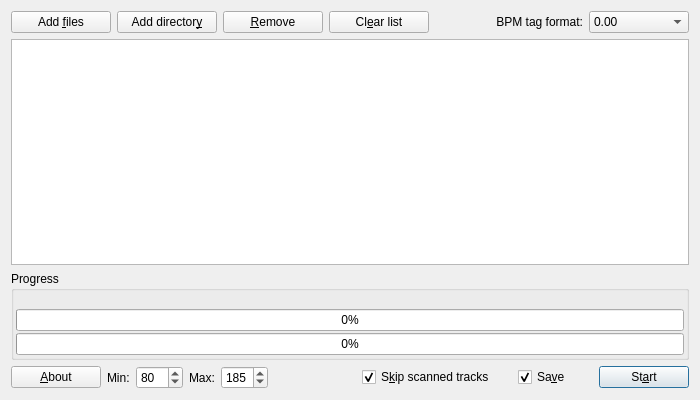
The window that src/dlgbpmdetectdlg.ui (Tatsh/bpmdetect) describes before a commit, drawn with Qt 5.
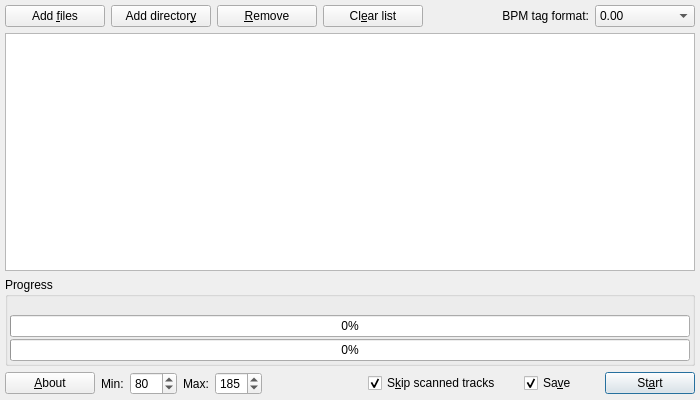
The same window after the commit. Icons and pictures are not drawn. Custom widgets are drawn as their Qt base class.

Commit message: Added window icon

The edit to the form file:
```diff
--- a/src/dlgbpmdetectdlg.ui
+++ b/src/dlgbpmdetectdlg.ui
@@ -28,6 +28,18 @@
    <iconset/>
   </property>
   <layout class="QGridLayout" >
+   <property name="leftMargin" >
+    <number>5</number>
+   </property>
+   <property name="topMargin" >
+    <number>5</number>
+   </property>
+   <property name="rightMargin" >
+    <number>5</number>
+   </property>
+   <property name="bottomMargin" >
+    <number>5</number>
+   </property>
    <item row="0" column="0" >
     <layout class="QHBoxLayout" >
      <item>
```
Left out of the diff: 7 changed lines with no effect on the pictures. The commit also changes 5 other files.
